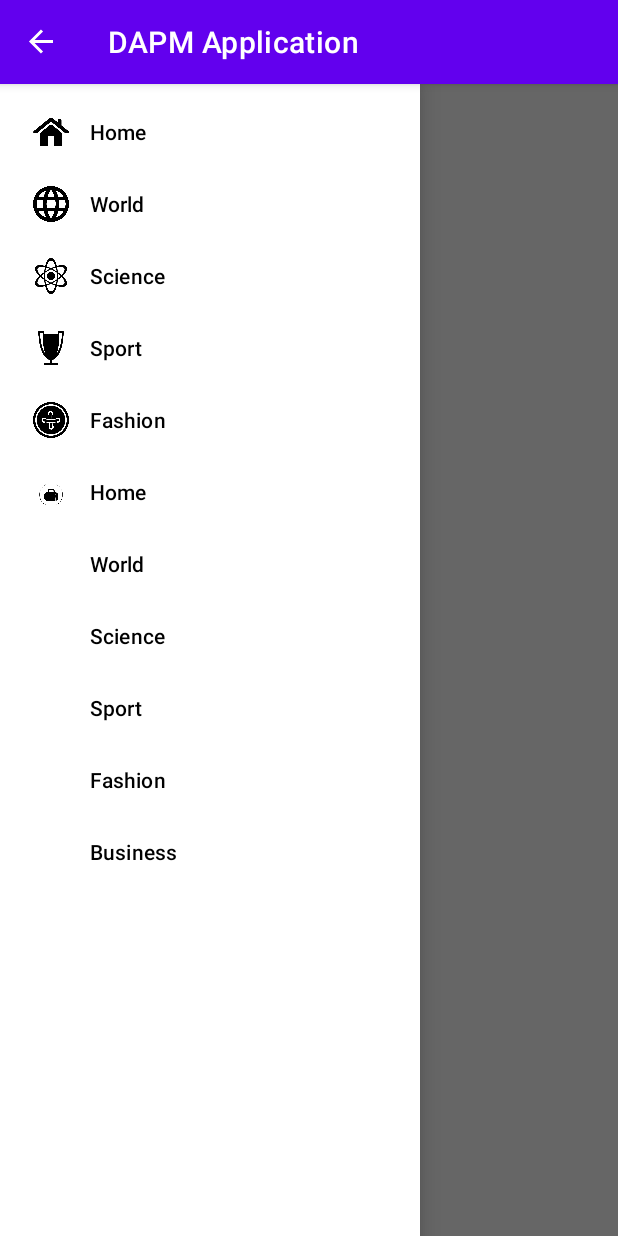
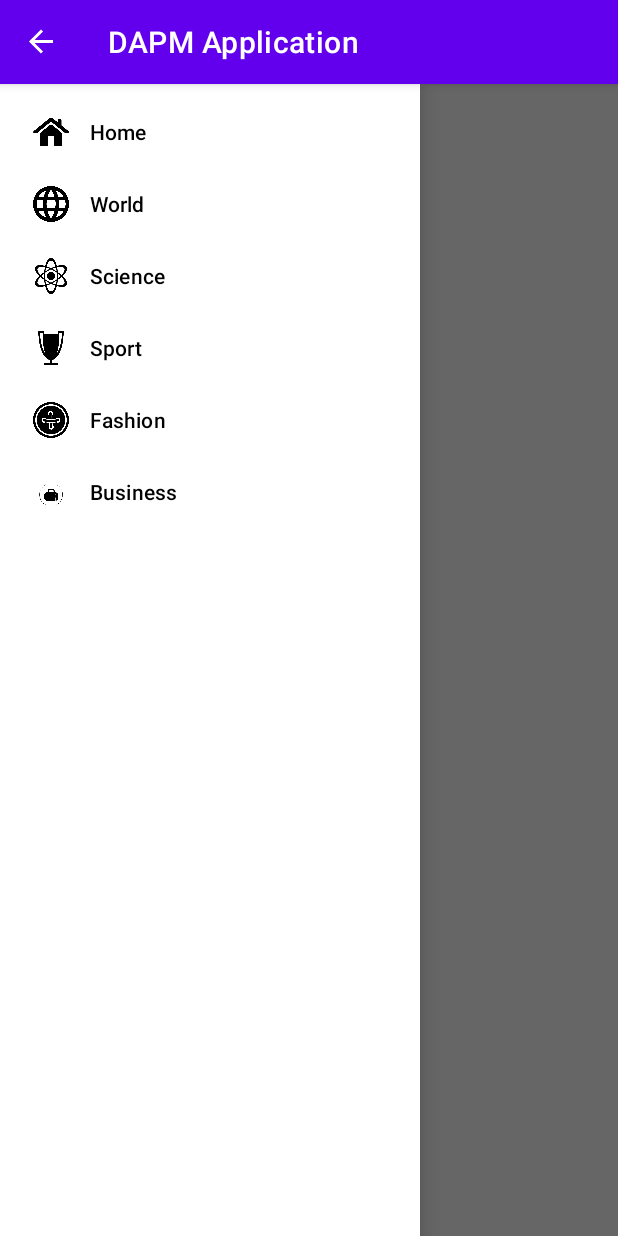
Before and after one commit to tiberiu24/DapmApplication, an Android app: the screen it shows after launch (MainActivity), with the side drawer open, on a phone screen of 412 x 824 dp. Run offline under Robolectric (Android 15) with nearby library versions, the phone set to English and light mode, and no system bars.

Commit message:
Reparare erori

```diff
--- a/app/src/main/res/menu/navigation_menu.xml
+++ b/app/src/main/res/menu/navigation_menu.xml
@@ -1,5 +1,5 @@
 <?xml version="1.0" encoding="utf-8"?>
-<menu xmlns:android="http://schemas.android.com/apk/res/android">
+<menu xmlns:android="http://schemas.android.com/apk/res/android"
     xmlns:tools="http://schemas.android.com/tools"
     tools:ignore="HardcodedText">
     <group android:checkableBehavior="single">
@@ -26,21 +26,6 @@
         <item
             android:id="@+id/nav_business"
             android:icon="@drawable/business"
-            android:title="@string/ic_title_home" />
-        <item
-            android:id="@+id/nav_world"
-            android:title="@string/ic_title_world" />
-        <item
-            android:id="@+id/nav_science"
-            android:title="@string/ic_title_science" />
-        <item
-            android:id="@+id/nav_sport"
-            android:title="@string/ic_title_sport" />
-        <item
-            android:id="@+id/nav_fashion"
-            android:title="@string/ic_title_fashion" />
-        <item
-            android:id="@+id/nav_business"
             android:title="@string/ic_title_business" />
 
     </group>
```
